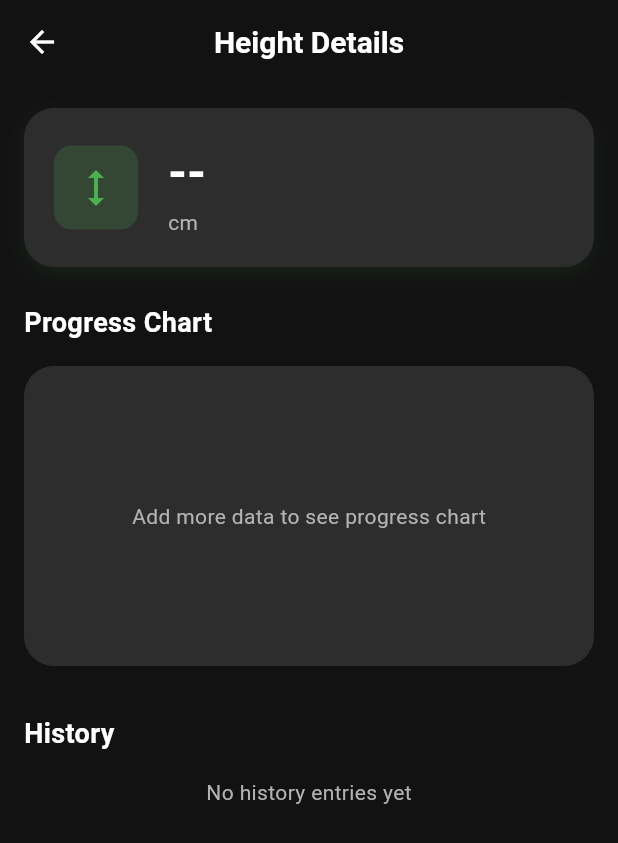
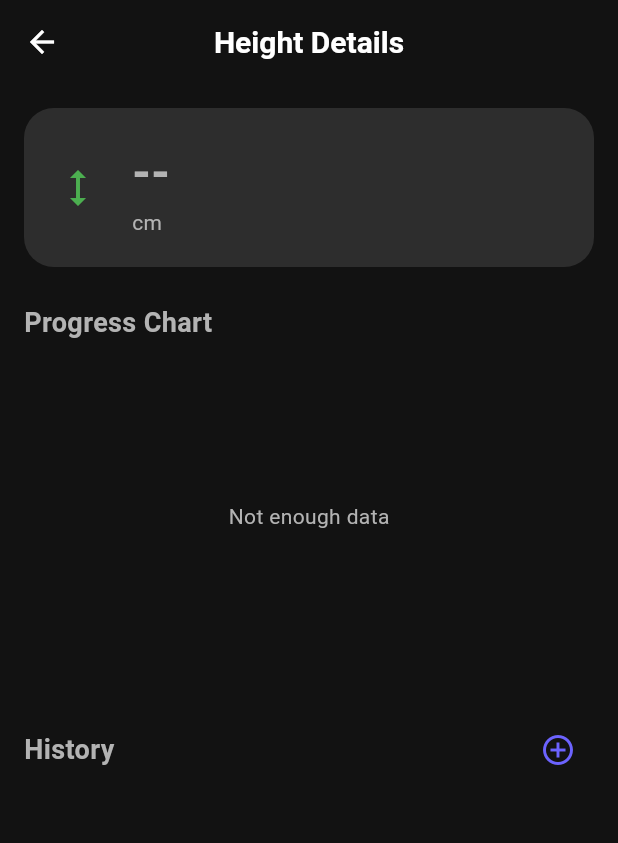
Before and after one commit to Tentacle-Development/body-tracker, a Flutter app: the MeasurementDetailScreen screen opened directly with sample values from the repository, on a phone screen of 412 x 824 dp. Shown: the top 843 px of the screen. Run offline on Flutter 3.47's test engine with Material 3 defaults, Android fonts, the phone set to English and light mode, and no system bars; our stand-ins replace file_picker, fl_chart, flutter_local_notifications, google_sign_in, googleapis_auth, image_picker and 4 more; missing offline and left inert: googleapis; accounts and stored records are empty.

Commit message:
fix: resolve navigation persistence and dynamic tab loading\n\n- Fix IndexedStack in HomeScreen to use dynamic screens list\n- Add '+' button to MeasurementDetailScreen\n- Ensure Detail chart refreshes when data is modified via Consumer\n- Align Goal progress visualization

```diff
--- a/lib/screens/home/home_screen.dart
+++ b/lib/screens/home/home_screen.dart
@@ -191,12 +191,10 @@ class DashboardTab extends StatelessWidget {
                           AppTheme.primaryColor,
                           onTap: () {
                             final weightGuide = MeasurementGuide.guides.firstWhere((g) => g.type == 'weight');
-                            final weightHistory = provider.getMeasurementsByType('weight');
                             Navigator.of(context).push(
                               MaterialPageRoute(
                                 builder: (_) => MeasurementDetailScreen(
                                   guide: weightGuide,
-                                  history: weightHistory,
                                 ),
                               ),
                             );
@@ -212,12 +210,10 @@ class DashboardTab extends StatelessWidget {
                           AppTheme.secondaryColor,
                           onTap: () {
                             final waistGuide = MeasurementGuide.guides.firstWhere((g) => g.type == 'waist');
-                            final waistHistory = provider.getMeasurementsByType('waist');
                             Navigator.of(context).push(
                               MaterialPageRoute(
                                 builder: (_) => MeasurementDetailScreen(
                                   guide: waistGuide,
-                                  history: waistHistory,
                                 ),
                               ),
                             );
@@ -225,7 +221,6 @@ class DashboardTab extends StatelessWidget {
                         );
                       } else {
                         final guide = MeasurementGuide.guides.firstWhere((g) => g.type == cat);
-                        final history = provider.getMeasurementsByType(cat);
                         final latest = provider.getLatestMeasurement(cat);
 
                         return _buildStatCard(
@@ -240,7 +235,6 @@ class DashboardTab extends StatelessWidget {
                               MaterialPageRoute(
                                 builder: (_) => MeasurementDetailScreen(
                                   guide: guide,
-                                  history: history,
                                 ),
                               ),
                             );
@@ -397,9 +391,8 @@ class MeasurementsTab extends StatelessWidget {
                     itemCount: MeasurementGuide.guides.length,
                     itemBuilder: (context, index) {
                       final guide = MeasurementGuide.guides[index];
-                      final latest = provider.getLatestMeasurement(guide.type);
                       return GestureDetector(
-                        onTap: () => Navigator.of(context).push(MaterialPageRoute(builder: (_) => MeasurementDetailScreen(guide: guide, history: provider.getMeasurementsByType(guide.type)))),
+                        onTap: () => Navigator.of(context).push(MaterialPageRoute(builder: (_) => MeasurementDetailScreen(guide: guide))),
                         child: Container(
                           decoration: BoxDecoration(color: AppTheme.cardColor, borderRadius: BorderRadius.circular(16)),
                           child: Column(
@@ -408,7 +401,6 @@ class MeasurementsTab extends StatelessWidget {
                               Icon(guide.icon, color: guide.color, size: 24),
                               const SizedBox(height: 8),
                               Text(guide.title, style: const TextStyle(fontSize: 12)),
-                              if (latest != null) Text('${latest.value}${guide.unit}', style: TextStyle(color: guide.color, fontSize: 10)),
                             ],
                           ),
                         ),
--- a/lib/screens/measurements/measurement_detail_screen.dart
+++ b/lib/screens/measurements/measurement_detail_screen.dart
@@ -6,20 +6,21 @@ import '../../models/measurement.dart';
 import '../../models/measurement_guide.dart';
 import '../../providers/app_provider.dart';
 import '../../utils/app_theme.dart';
+import '../measurements/measurement_input_screen.dart';
 
 class MeasurementDetailScreen extends StatelessWidget {
   final MeasurementGuide guide;
-  final List<Measurement> history;
 
   const MeasurementDetailScreen({
     super.key,
     required this.guide,
-    required this.history,
   });
 
   @override
   Widget build(BuildContext context) {
-    // Sort history by date ascending for the chart
+    return Consumer<AppProvider>(
+      builder: (context, provider, child) {
+        final history = provider.getMeasurementsByType(guide.type);
         final chartData = List<Measurement>.from(history)
           ..sort((a, b) => a.measuredAt.compareTo(b.measuredAt));
 
@@ -35,267 +36,120 @@ class MeasurementDetailScreen extends StatelessWidget {
               child: Column(
                 crossAxisAlignment: CrossAxisAlignment.start,
                 children: [
-              // Summary Card
-              _buildSummaryCard(context),
+                  _buildSummaryCard(context, history),
                   const SizedBox(height: 24),
-
-              // Chart Section
-              const Text(
-                'Progress Chart',
-                style: TextStyle(
-                  fontSize: 18,
-                  fontWeight: FontWeight.bold,
-                  color: AppTheme.textPrimary,
-                ),
-              ),
+                  const Text('Progress Chart', style: TextStyle(fontSize: 18, fontWeight: FontWeight.bold)),
                   const SizedBox(height: 16),
                   _buildChart(chartData),
                   const SizedBox(height: 32),
-
-              // History Table
-              const Text(
-                'History',
-                style: TextStyle(
-                  fontSize: 18,
-                  fontWeight: FontWeight.bold,
-                  color: AppTheme.textPrimary,
+                  Row(
+                    mainAxisAlignment: MainAxisAlignment.spaceBetween,
+                    children: [
+                      const Text('History', style: TextStyle(fontSize: 18, fontWeight: FontWeight.bold)),
+                      IconButton(
+                        icon: const Icon(Icons.add_circle_outline, color: AppTheme.primaryColor),
+                        onPressed: () {
+                          Navigator.of(context).push(
+                            MaterialPageRoute(builder: (_) => MeasurementInputScreen(guide: guide)),
+                          );
+                        },
                       ),
+                    ],
                   ),
                   const SizedBox(height: 16),
-              _buildHistoryTable(context),
+                  _buildHistoryTable(context, provider, history),
                 ],
               ),
             ),
           ),
         );
+      },
+    );
   }
 
-  Widget _buildSummaryCard(BuildContext context) {
+  Widget _buildSummaryCard(BuildContext context, List<Measurement> history) {
     final latestValue = history.isNotEmpty ? history.first.value : null;
     final previousValue = history.length > 1 ? history[1].value : null;
-    final diff = (latestValue != null && previousValue != null)
-        ? latestValue - previousValue
-        : null;
+    final diff = (latestValue != null && previousValue != null) ? latestValue - previousValue : null;
 
     return Container(
       padding: const EdgeInsets.all(20),
-      decoration: BoxDecoration(
-        color: AppTheme.cardColor,
-        borderRadius: BorderRadius.circular(20),
-        boxShadow: [
-          BoxShadow(
-            color: guide.color.withValues(alpha: 0.1),
-            blurRadius: 10,
-            offset: const Offset(0, 4),
-          ),
-        ],
-      ),
+      decoration: BoxDecoration(color: AppTheme.cardColor, borderRadius: BorderRadius.circular(20)),
       child: Row(
         children: [
-          Container(
-            padding: const EdgeInsets.all(12),
-            decoration: BoxDecoration(
-              color: guide.color.withValues(alpha: 0.2),
-              borderRadius: BorderRadius.circular(12),
-            ),
-            child: Icon(guide.icon, color: guide.color, size: 32),
-          ),
+          Icon(guide.icon, color: guide.color, size: 32),
           const SizedBox(width: 20),
           Expanded(
-            child: Column(
-              crossAxisAlignment: CrossAxisAlignment.start,
-              children: [
-                Text(
-                  latestValue?.toStringAsFixed(1) ?? '--',
-                  style: const TextStyle(
-                    fontSize: 32,
-                    fontWeight: FontWeight.bold,
-                    color: AppTheme.textPrimary,
+            child: Column(crossAxisAlignment: CrossAxisAlignment.start, children: [
+              Text(latestValue?.toStringAsFixed(1) ?? '--', style: const TextStyle(fontSize: 32, fontWeight: FontWeight.bold)),
+              Text(guide.unit, style: const TextStyle(color: AppTheme.textSecondary)),
+            ]),
           ),
-                ),
-                Text(
-                  guide.unit,
-                  style: const TextStyle(
-                    fontSize: 14,
-                    color: AppTheme.textSecondary,
-                  ),
-                ),
-              ],
-            ),
-          ),
-          if (diff != null)
-            Column(
-              crossAxisAlignment: CrossAxisAlignment.end,
-              children: [
-                Container(
-                  padding: const EdgeInsets.symmetric(horizontal: 8, vertical: 4),
-                  decoration: BoxDecoration(
-                    color: (diff == 0)
-                        ? Colors.grey.withValues(alpha: 0.2)
-                        : (diff < 0 ? Colors.green.withValues(alpha: 0.2) : Colors.red.withValues(alpha: 0.2)),
-                    borderRadius: BorderRadius.circular(8),
-                  ),
-                  child: Row(
-                    mainAxisSize: MainAxisSize.min,
-                    children: [
-                      Icon(
-                        diff == 0 ? Icons.remove : (diff < 0 ? Icons.arrow_downward : Icons.arrow_upward),
-                        size: 14,
-                        color: diff == 0 ? Colors.grey : (diff < 0 ? Colors.green : Colors.red),
-                      ),
-                      const SizedBox(width: 4),
-                      Text(
-                        '${diff.abs().toStringAsFixed(1)}',
-                        style: TextStyle(
-                          color: diff == 0 ? Colors.grey : (diff < 0 ? Colors.green : Colors.red),
-                          fontWeight: FontWeight.bold,
-                        ),
-                      ),
-                    ],
-                  ),
-                ),
-                const SizedBox(height: 4),
-                const Text(
-                  'Since last',
-                  style: TextStyle(fontSize: 10, color: AppTheme.textSecondary),
-                ),
-              ],
-            ),
+          if (diff != null) _buildDiffBadge(diff),
         ],
       ),
     );
   }
 
-  Widget _buildChart(List<Measurement> chartData) {
-    if (chartData.length < 2) {
-      return Container(
-        height: 200,
-        decoration: BoxDecoration(
-          color: AppTheme.cardColor,
-          borderRadius: BorderRadius.circular(20),
+  Widget _buildDiffBadge(double diff) {
+    final isNegative = diff < 0;
+    final color = diff == 0 ? Colors.grey : (isNegative ? Colors.green : Colors.red);
+    return Column(
+      crossAxisAlignment: CrossAxisAlignment.end,
+      children: [
+        Container(
+          padding: const EdgeInsets.symmetric(horizontal: 8, vertical: 4),
+          decoration: BoxDecoration(color: color.withOpacity(0.2), borderRadius: BorderRadius.circular(8)),
+          child: Text('${diff > 0 ? "+" : ""}${diff.toStringAsFixed(1)}', style: TextStyle(color: color, fontWeight: FontWeight.bold)),
         ),
-        child: const Center(
-          child: Text(
-            'Add more data to see progress chart',
-            style: TextStyle(color: AppTheme.textSecondary),
-          ),
-        ),
+        const Text('Since last', style: TextStyle(fontSize: 10, color: AppTheme.textSecondary)),
+      ],
     );
   }
 
+  Widget _buildChart(List<Measurement> chartData) {
+    if (chartData.length < 2) return const SizedBox(height: 200, child: Center(child: Text('Not enough data')));
     return Container(
       height: 250,
-      padding: const EdgeInsets.only(top: 24, right: 24, bottom: 8),
-      decoration: BoxDecoration(
-        color: AppTheme.cardColor,
-        borderRadius: BorderRadius.circular(20),
-      ),
-      child: LineChart(
-        LineChartData(
+      padding: const EdgeInsets.all(16),
+      decoration: BoxDecoration(color: AppTheme.cardColor, borderRadius: BorderRadius.circular(20)),
+      child: LineChart(LineChartData(
         gridData: const FlGridData(show: false),
-          titlesData: FlTitlesData(
-            rightTitles: const AxisTitles(sideTitles: SideTitles(showTitles: false)),
-            topTitles: const AxisTitles(sideTitles: SideTitles(showTitles: false)),
-            bottomTitles: AxisTitles(
-              sideTitles: SideTitles(
-                showTitles: true,
-                getTitlesWidget: (value, meta) {
-                  if (value.toInt() >= 0 && value.toInt() < chartData.length) {
-                    final date = chartData[value.toInt()].measuredAt;
-                    if (value.toInt() == 0 ||
-                        value.toInt() == chartData.length - 1 ||
-                        value.toInt() == chartData.length ~/ 2) {
-                      return Padding(
-                        padding: const EdgeInsets.only(top: 8.0),
-                        child: Text(
-                          DateFormat('MMM d').format(date),
-                          style: const TextStyle(fontSize: 10, color: AppTheme.textSecondary),
-                        ),
-                      );
-                    }
-                  }
-                  return const SizedBox();
-                },
-              ),
-            ),
-          ),
+        titlesData: const FlTitlesData(show: false),
         borderData: FlBorderData(show: false),
         lineBarsData: [
           LineChartBarData(
-              spots: chartData.asMap().entries.map((e) {
-                return FlSpot(e.key.toDouble(), e.value.value);
-              }).toList(),
+            spots: chartData.asMap().entries.map((e) => FlSpot(e.key.toDouble(), e.value.value)).toList(),
             isCurved: true,
             color: guide.color,
-              barWidth: 4,
             dotData: const FlDotData(show: true),
-              belowBarData: BarAreaData(
-                show: true,
-                color: guide.color.withValues(alpha: 0.1),
-              ),
+            belowBarData: BarAreaData(show: true, color: guide.color.withOpacity(0.1)),
           ),
         ],
-        ),
-      ),
+      )),
     );
   }
 
-  Widget _buildHistoryTable(BuildContext context) {
-    return Consumer<AppProvider>(
-      builder: (context, provider, child) {
-        final historyItems = provider.getMeasurementsByType(guide.type);
-
-        if (historyItems.isEmpty) {
-          return const Center(child: Text('No history entries yet'));
-        }
-
-        return Container(
-          decoration: BoxDecoration(
-            color: AppTheme.cardColor,
-            borderRadius: BorderRadius.circular(20),
-          ),
-          child: ListView.separated(
+  Widget _buildHistoryTable(BuildContext context, AppProvider provider, List<Measurement> history) {
+    return ListView.separated(
       shrinkWrap: true,
       physics: const NeverScrollableScrollPhysics(),
-            itemCount: historyItems.length,
-            separatorBuilder: (context, index) => Divider(
-              color: Colors.white.withValues(alpha: 0.05),
-              height: 1,
-            ),
+      itemCount: history.length,
+      separatorBuilder: (_, __) => const Divider(height: 1, color: Colors.white10),
       itemBuilder: (context, index) {
-              final item = historyItems[index];
+        final item = history[index];
         return Dismissible(
           key: ValueKey(item.id),
           direction: DismissDirection.endToStart,
-                background: Container(
-                  alignment: Alignment.centerRight,
-                  padding: const EdgeInsets.only(right: 20),
-                  color: Colors.redAccent,
-                  child: const Icon(Icons.delete, color: Colors.white),
-                ),
-                onDismissed: (direction) {
-                  provider.deleteMeasurement(item.id!);
-                },
+          background: Container(alignment: Alignment.centerRight, padding: const EdgeInsets.only(right: 20), color: Colors.red, child: const Icon(Icons.delete, color: Colors.white)),
+          onDismissed: (_) => provider.deleteMeasurement(item.id!),
           child: ListTile(
-                  contentPadding: const EdgeInsets.symmetric(horizontal: 20, vertical: 8),
-                  title: Text(
-                    '${item.value} ${guide.unit}',
-                    style: const TextStyle(
-                      fontWeight: FontWeight.bold,
-                      fontSize: 16,
-                    ),
-                  ),
-                  subtitle: Text(
-                    DateFormat('EEEE, MMMM d, y').format(item.measuredAt),
-                    style: const TextStyle(fontSize: 12, color: AppTheme.textSecondary),
-                  ),
+            title: Text('${item.value} ${guide.unit}', style: const TextStyle(fontWeight: FontWeight.bold)),
+            subtitle: Text(DateFormat('MMM d, y').format(item.measuredAt)),
             trailing: IconButton(
-                    icon: const Icon(Icons.edit_note, size: 20, color: AppTheme.primaryColor),
+              icon: const Icon(Icons.edit_note, size: 20),
               onPressed: () => _editEntry(context, provider, item),
             ),
-                ),
-              );
-            },
           ),
         );
       },
@@ -304,35 +158,17 @@ class MeasurementDetailScreen extends StatelessWidget {
 
   Future<void> _editEntry(BuildContext context, AppProvider provider, Measurement item) async {
     final controller = TextEditingController(text: item.value.toString());
-
     final newValue = await showDialog<double>(
       context: context,
       builder: (context) => AlertDialog(
-        title: const Text('Edit Measurement'),
-        content: TextField(
-          controller: controller,
-          keyboardType: const TextInputType.numberWithOptions(decimal: true),
-          autofocus: true,
-          decoration: InputDecoration(
-            suffixText: guide.unit,
-          ),
-        ),
+        title: const Text('Edit Entry'),
+        content: TextField(controller: controller, keyboardType: TextInputType.number, autofocus: true),
         actions: [
-          TextButton(
-            onPressed: () => Navigator.pop(context),
-            child: const Text('Cancel'),
-          ),
-          ElevatedButton(
-            onPressed: () => Navigator.pop(context, double.tryParse(controller.text)),
-            child: const Text('Save'),
-          ),
+          TextButton(onPressed: () => Navigator.pop(context), child: const Text('Cancel')),
+          ElevatedButton(onPressed: () => Navigator.pop(context, double.tryParse(controller.text)), child: const Text('Save')),
         ],
       ),
     );
-
-    if (newValue != null) {
-      final updated = item.copyWith(value: newValue);
-      await provider.updateMeasurement(updated);
+    if (newValue != null) provider.updateMeasurement(item.copyWith(value: newValue));
   }
 }
-}
```
Lines whose indentation alone changed are shown as unchanged.
